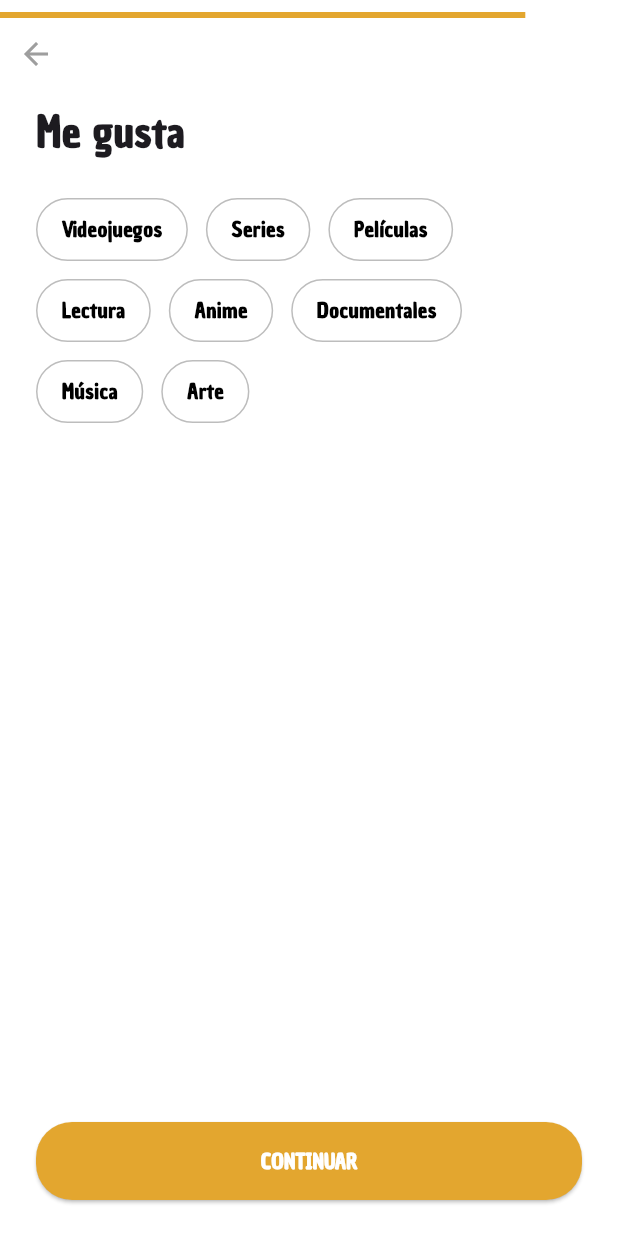
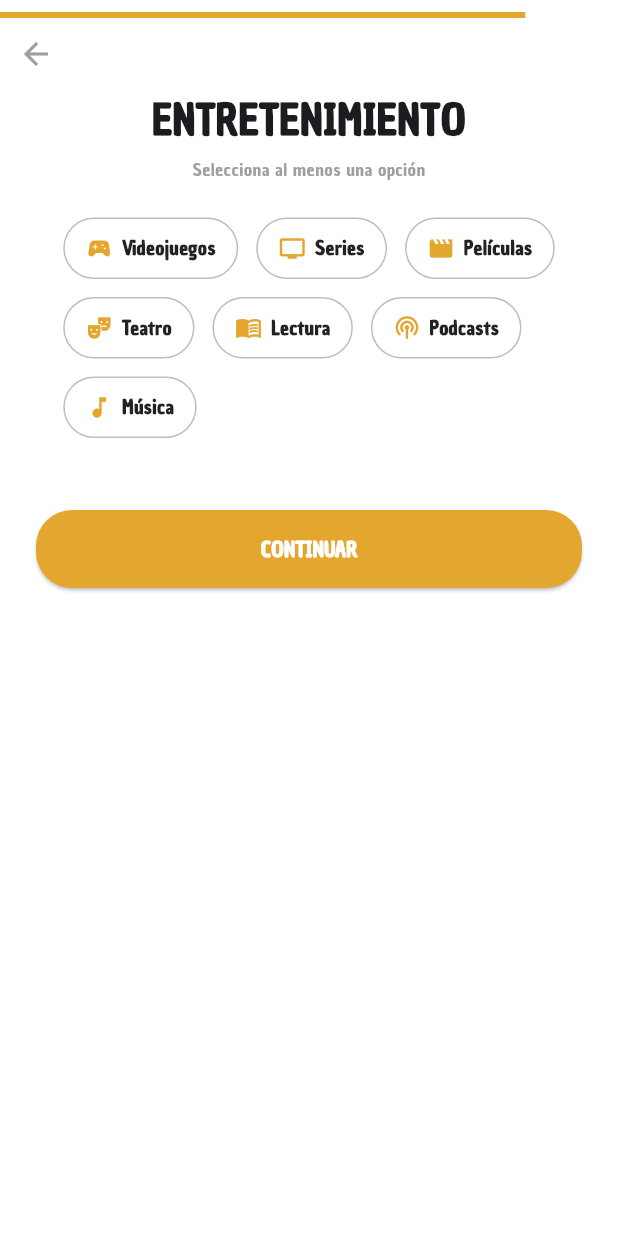
Before and after one commit to JavierRapadoDom/ChillRoom, a Flutter app: the EntertainmentScreen screen opened directly, on a phone screen of 412 x 824 dp. Run offline on Flutter 3.47's test engine with Material 3 defaults, Android fonts, the phone set to English and light mode, and no system bars; our stand-ins replace image_picker, supabase_flutter; accounts and stored records are empty.

Commit message:
TFG_25 Nuevo icono de aplicación y arreglo de más errores

```diff
--- a/lib/main.dart
+++ b/lib/main.dart
@@ -1,9 +1,9 @@
-import 'package:chillroom/screens/edad_screen.dart';
 import 'package:flutter/material.dart';
 import 'package:supabase_flutter/supabase_flutter.dart';
 
 import 'supabase_client.dart';
 import 'screens/choose_role_screen.dart';
+import 'screens/edad_screen.dart';
 import 'screens/home_screen.dart';
 import 'screens/login_screen.dart';
 import 'screens/profile_screen.dart';
@@ -11,9 +11,24 @@
 import 'screens/welcome_screen.dart';
 import 'screens/piso_details_screen.dart';
 
+/* ─────────── Builder SIN animación ─────────── */
+class NoAnimationPageTransitionsBuilder extends PageTransitionsBuilder {
+  const NoAnimationPageTransitionsBuilder();
+
+  @override
+  Widget buildTransitions<T>(
+      PageRoute<T> route,
+      BuildContext context,
+      Animation<double> animation,
+      Animation<double> secondaryAnimation,
+      Widget child,
+      ) =>
+      child; // ← sin transiciones
+}
+
 void main() async {
   WidgetsFlutterBinding.ensureInitialized();
-  await initSupabase();                        // tu helper
+  await initSupabase();
   runApp(const MyApp());
 }
 
@@ -22,20 +37,31 @@
 
   @override
   Widget build(BuildContext context) {
-    /*  inicialRoute debe calcularse **después** de que supersase esté
-        inicializado; usamos el getter de la instancia ya creada.        */
-    final initial =
-    Supabase.instance.client.auth.currentUser == null ? '/register' : '/home';
+    final initialRoute = Supabase.instance.client.auth.currentUser == null
+        ? '/register'
+        : '/home';
+
+    const noAnimBuilder = NoAnimationPageTransitionsBuilder();
 
     return MaterialApp(
       debugShowCheckedModeBanner: false,
       theme: ThemeData(
         fontFamily: 'ChauPhilomeneOne',
         scaffoldBackgroundColor: Colors.white,
+        pageTransitionsTheme: const PageTransitionsTheme(
+          builders: {
+            TargetPlatform.android : noAnimBuilder,
+            TargetPlatform.iOS     : noAnimBuilder,
+            TargetPlatform.linux   : noAnimBuilder,
+            TargetPlatform.macOS   : noAnimBuilder,
+            TargetPlatform.windows : noAnimBuilder,
+          },
+        ),
       ),
-      initialRoute: initial,
 
-      // rutas declaradas
+      initialRoute: initialRoute,
+
+      // ---------- rutas ----------
       routes: {
         '/register'    : (_) => RegisterScreen(),
         '/login'       : (_) => LoginScreen(),
@@ -43,20 +69,19 @@
         '/home'        : (_) => const HomeScreen(),
         '/profile'     : (_) => const ProfileScreen(),
         '/welcome'     : (_) => const WelcomeScreen(),
-        '/age' : (_) => const EdadScreen(),
+        '/age'         : (_) => const EdadScreen(),
       },
 
-      /* cualquier otra ruta la resolvemos aquí ― por ejemplo /flat-detail */
+      // ---------- rutas dinámicas ----------
       onGenerateRoute: (settings) {
         if (settings.name == '/flat-detail') {
-          final pisoId = settings.arguments as String?;
-          if (pisoId != null) {
+          final id = settings.arguments as String?;
+          if (id != null) {
             return MaterialPageRoute(
-              builder: (_) => PisoDetailScreen(pisoId: pisoId),
+              builder: (_) => PisoDetailScreen(pisoId: id),
             );
           }
         }
-        // por defecto devolvemos null y dejaríamos que onUnknownRoute avise
         return null;
       },
     );
--- a/lib/screens/entertainment_screen.dart
+++ b/lib/screens/entertainment_screen.dart
@@ -12,40 +12,47 @@ class EntertainmentScreen extends StatefulWidget {
 
 class _EntertainmentScreenState extends State<EntertainmentScreen> {
   /* ───────── CONST ───────── */
-  static const accent   = Color(0xFFE3A62F);
-  static const _progress = 0.85;          // 85 % del proceso
+  static const accent    = Color(0xFFE3A62F);
+  static const _progress = 0.85;        // 85 % del onboarding
 
-  final List<String> entertainmentOptions = [
-    'Videojuegos', 'Series', 'Películas',  'Lectura',
-    'Anime',       'Documentales', 'Música', 'Arte',
-  ];
-  final List<String> selectedEntertainment = [];
+  /// Entretenimiento → Icono
+  final _options = <String, IconData>{
+    'Videojuegos' : Icons.sports_esports,
+    'Series'      : Icons.tv,
+    'Películas'   : Icons.movie,
+    'Teatro'      : Icons.theater_comedy,
+    'Lectura'     : Icons.menu_book,
+    'Podcasts'    : Icons.podcasts,          // requiere Material 3 (disponible desde Flutter 3.13)
+    'Música'      : Icons.music_note,
+  };
+
+  final List<String> _selected = [];
 
   /* ───────── LOGIC ───────── */
   void _toggle(String item) =>
-      setState(() => selectedEntertainment.contains(item)
-          ? selectedEntertainment.remove(item)
-          : selectedEntertainment.add(item));
+      setState(() => _selected.contains(item) ? _selected.remove(item) : _selected.add(item));
 
   Future<void> _continue() async {
-    if (selectedEntertainment.isEmpty) {
-      ScaffoldMessenger.of(context)
-          .showSnackBar(const SnackBar(content: Text('Selecciona al menos una opción')));
+    if (_selected.isEmpty) {
+      ScaffoldMessenger.of(context).showSnackBar(
+        const SnackBar(content: Text('Selecciona al menos una opción')),
+      );
       return;
     }
 
     final supabase = Supabase.instance.client;
     final user     = supabase.auth.currentUser;
     if (user == null) {
-      ScaffoldMessenger.of(context)
-          .showSnackBar(const SnackBar(content: Text('Error: usuario no identificado')));
+      ScaffoldMessenger.of(context).showSnackBar(
+        const SnackBar(content: Text('Error: usuario no identificado')),
+      );
       return;
     }
 
     try {
       await supabase
           .from('perfiles')
-          .update({'entretenimiento': selectedEntertainment})
+          .update({'entretenimiento': _selected})
           .eq('usuario_id', user.id);
 
       if (!mounted) return;
@@ -66,9 +73,8 @@ class _EntertainmentScreenState extends State<EntertainmentScreen> {
       backgroundColor: Colors.white,
       body: SafeArea(
         child: Column(
-          crossAxisAlignment: CrossAxisAlignment.start,
           children: [
-            /* Barra de progreso */
+            // barra de progreso
             Container(
               height: 4,
               margin: const EdgeInsets.only(top: 8),
@@ -79,31 +85,46 @@ class _EntertainmentScreenState extends State<EntertainmentScreen> {
               ),
             ),
 
-            /* Flecha atrás */
-            IconButton(
-              icon: const Icon(Icons.arrow_back, color: Colors.grey),
-              onPressed: () => Navigator.pop(context),
+            // flecha atrás
+            Align(
+              alignment: Alignment.centerLeft,
+              child: IconButton(
+                icon: const Icon(Icons.arrow_back, color: Colors.grey),
+                onPressed: () => Navigator.pop(context),
+              ),
             ),
 
-            /* Contenido */
+            /* ---------- CONTENIDO ---------- */
             Expanded(
-              child: Padding(
+              child: SingleChildScrollView(
                 padding: const EdgeInsets.symmetric(horizontal: 24),
                 child: Column(
-                  crossAxisAlignment: CrossAxisAlignment.start,
                   children: [
-                    const SizedBox(height: 8),
-                    const Text('Me gusta',
-                        style: TextStyle(fontSize: 28, fontWeight: FontWeight.bold)),
+                    const Text(
+                      'ENTRETENIMIENTO',
+                      textAlign: TextAlign.center,
+                      style: TextStyle(fontSize: 28, fontWeight: FontWeight.bold),
+                    ),
+                    const SizedBox(height: 4),
+                    const Text(
+                      'Selecciona al menos una opción',
+                      textAlign: TextAlign.center,
+                      style: TextStyle(color: Colors.grey, fontSize: 12),
+                    ),
                     const SizedBox(height: 24),
 
-                    Wrap(
-                      spacing: 12,
-                      runSpacing: 12,
-                      children: entertainmentOptions.map(_chip).toList(),
+                    // chips centrados
+                    Center(
+                      child: Wrap(
+                        spacing: 12,
+                        runSpacing: 12,
+                        children: _options.entries
+                            .map((e) => _chip(e.key, e.value))
+                            .toList(),
+                      ),
                     ),
 
-                    const Spacer(),
+                    const SizedBox(height: 48),
 
                     SizedBox(
                       width: double.infinity,
@@ -111,12 +132,15 @@ class _EntertainmentScreenState extends State<EntertainmentScreen> {
                         onPressed: _continue,
                         style: ElevatedButton.styleFrom(
                           backgroundColor: accent,
-                          foregroundColor: Colors.white,          // texto blanco
+                          foregroundColor: Colors.white,
                           padding: const EdgeInsets.symmetric(vertical: 16),
-                          shape: RoundedRectangleBorder(borderRadius: BorderRadius.circular(24)),
+                          shape: RoundedRectangleBorder(
+                              borderRadius: BorderRadius.circular(24)),
                         ),
-                        child: const Text('CONTINUAR',
-                            style: TextStyle(fontWeight: FontWeight.bold)),
+                        child: const Text(
+                          'CONTINUAR',
+                          style: TextStyle(fontWeight: FontWeight.bold),
+                        ),
                       ),
                     ),
                     const SizedBox(height: 24),
@@ -131,21 +155,32 @@ class _EntertainmentScreenState extends State<EntertainmentScreen> {
   }
 
   /* ───────── CHIP ───────── */
-  Widget _chip(String item) {
-    final sel = selectedEntertainment.contains(item);
+  Widget _chip(String label, IconData icon) {
+    final sel = _selected.contains(label);
     return GestureDetector(
-      onTap: () => _toggle(item),
+      onTap: () => _toggle(label),
       child: Container(
-        padding: const EdgeInsets.symmetric(horizontal: 16, vertical: 10),
+        padding: const EdgeInsets.symmetric(horizontal: 14, vertical: 10),
         decoration: BoxDecoration(
           color: sel ? accent : Colors.transparent,
-          borderRadius: BorderRadius.circular(24),
-          border: Border.all(color: Colors.grey.shade400),
+          borderRadius: BorderRadius.circular(30),
+          border: Border.all(color: sel ? accent : Colors.grey.shade400),
         ),
-        child: Text(item,
-            style: TextStyle(
-                color: sel ? Colors.white : Colors.black,
-                fontWeight: FontWeight.bold)),
+        child: Row(
+          mainAxisSize: MainAxisSize.min,
+          children: [
+            Icon(icon, size: 18, color: sel ? Colors.white : accent),
+            const SizedBox(width: 6),
+            Text(
+              label,
+              style: TextStyle(
+                fontSize: 13,
+                color: sel ? Colors.white : Colors.black87,
+                fontWeight: FontWeight.w600,
+              ),
+            ),
+          ],
+        ),
       ),
     );
   }
--- a/pubspec.yaml
+++ b/pubspec.yaml
@@ -40,6 +40,7 @@ dependencies:
 dev_dependencies:
   flutter_test:
     sdk: flutter
+  flutter_launcher_icons: ^0.14.3
 
   # The "flutter_lints" package below contains a set of recommended lints to
   # encourage good coding practices. The lint set provided by the package is
@@ -47,6 +48,11 @@ dev_dependencies:
   # package. See that file for information about deactivating specific lint
   # rules and activating additional ones.
   flutter_lints: ^5.0.0
+
+flutter_icons:
+  android: true
+  ios: true
+  image_path: "assets/logo.png"
 
 # For information on the generic Dart part of this file, see the
 # following page: https://dart.dev/tools/pub/pubspec
```
Also changed, not shown: assets/chillroom.png (added), assets/logo.png (added), assets/logoInicio.png (added), pubspec.lock, 23 other files.
